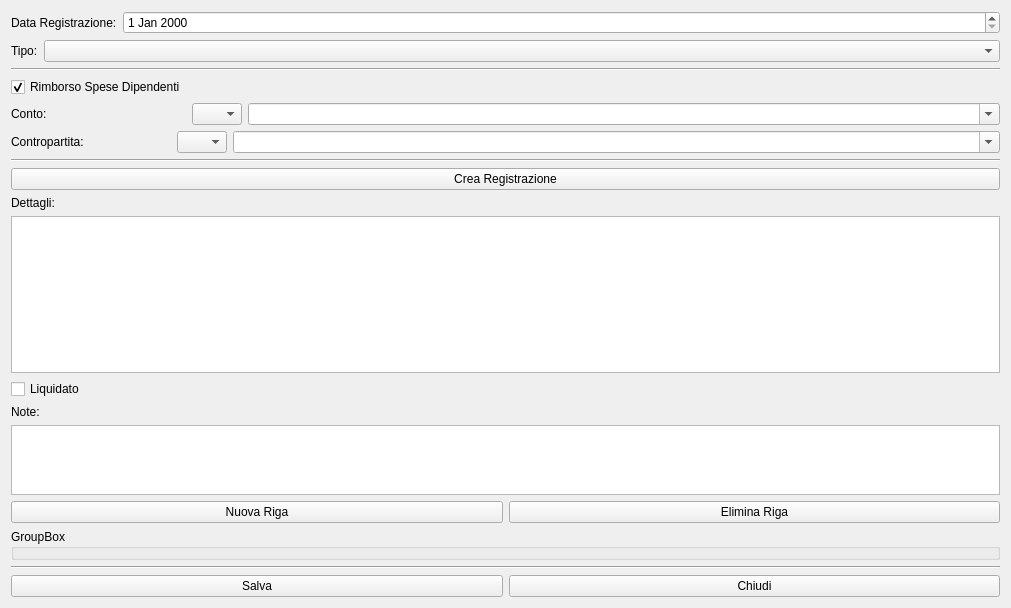
First picture: the form in cnuovaregistrazione.ui, repository fblabs/cimiapp2, before the edit.
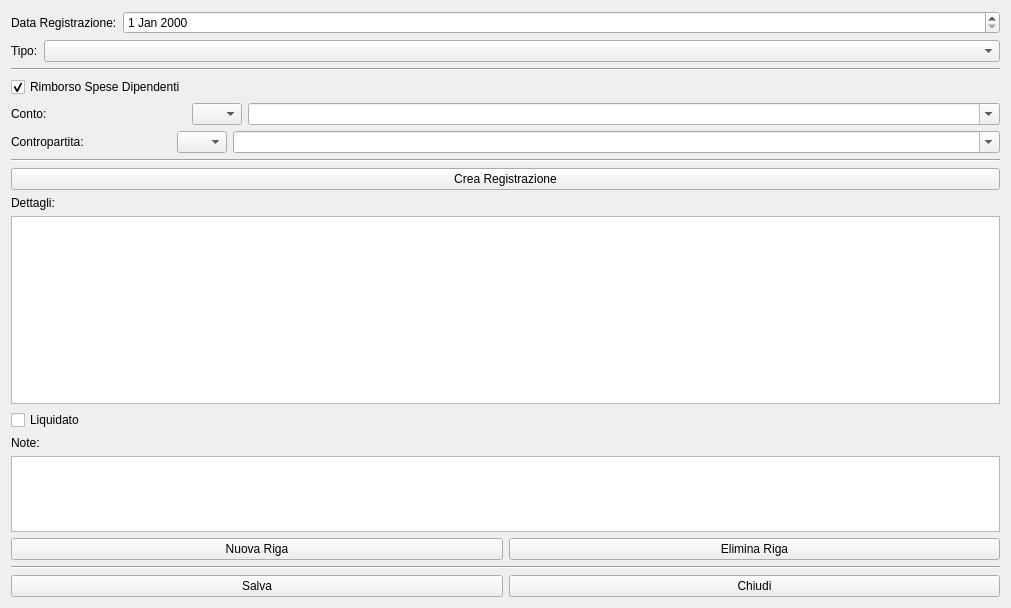
Second picture: the form after the edit. Icons and pictures are not drawn.

```diff
--- a/cnuovaregistrazione.ui
+++ b/cnuovaregistrazione.ui
@@ -231,13 +231,6 @@
      </item>
     </layout>
    </item>
-   <item>
-    <widget class="QGroupBox" name="groupBox">
-     <property name="title">
-      <string>GroupBox</string>
-     </property>
-    </widget>
-   </item>
    <item>
     <widget class="Line" name="line_3">
      <property name="orientation">
```
Left out of the diff: 6 changed lines with no effect on the pictures.
